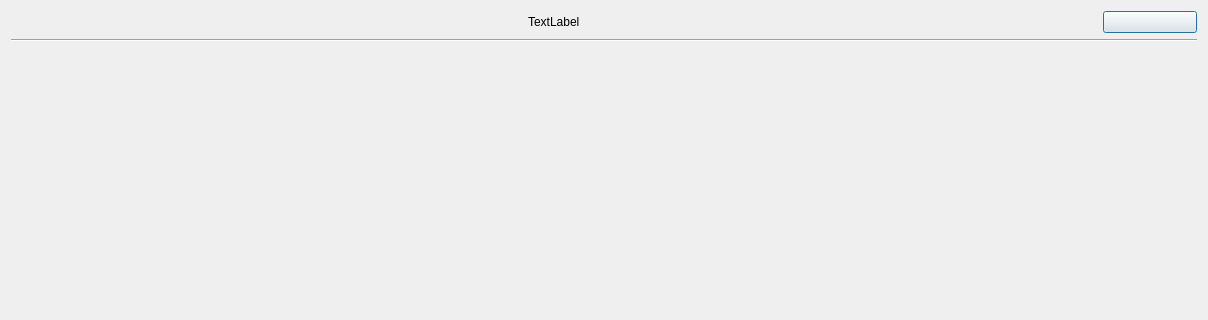
Old version of the form SearchBoxDialog.ui in the repository wruwami/TPCAM-M30; both pictures show x 0 to 1208 and y 0 to 320 of the 1208 by 702 pixel window.
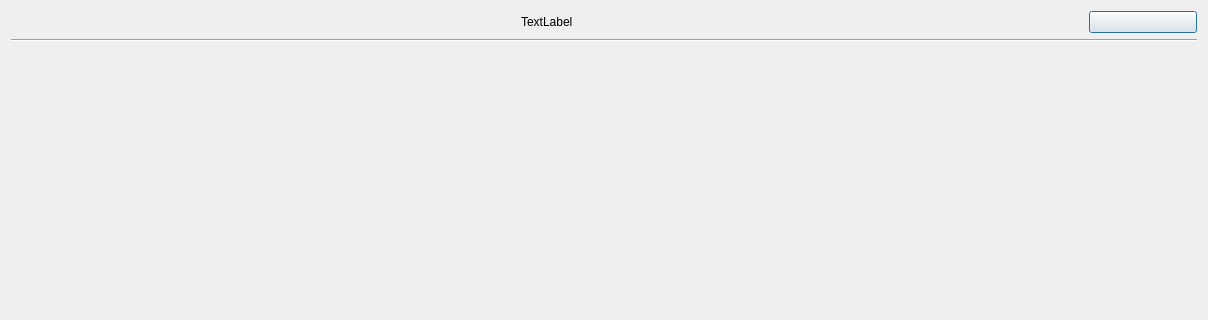
New version of the form. Custom widgets are drawn as their Qt base class.

Diff of the .ui file:
```diff
--- a/SearchBoxDialog.ui
+++ b/SearchBoxDialog.ui
@@ -18,7 +18,7 @@
   </property>
   <layout class="QVBoxLayout" name="verticalLayout_2" stretch="14,0,68">
    <item>
-    <layout class="QHBoxLayout" name="horizontalLayout_3" stretch="347,30">
+    <layout class="QHBoxLayout" name="horizontalLayout_3" stretch="347,35">
      <item alignment="Qt::AlignHCenter">
       <widget class="CustomLabel" name="titleLabel">
        <property name="text">
```
